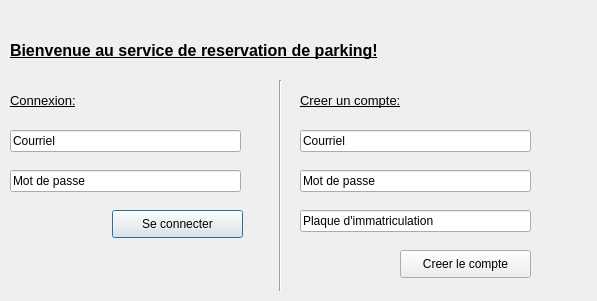
This is test2/login.ui in MaximeCardinal/HackQc as Qt 5 draws it before an edit. The edited form follows.
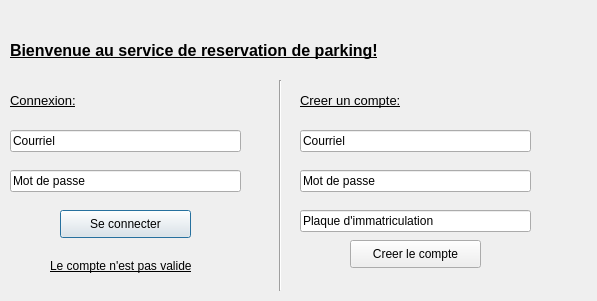
This is the edited form.

Diff of the .ui file:
```diff
--- a/test2/login.ui
+++ b/test2/login.ui
@@ -114,7 +114,7 @@
   <widget class="QPushButton" name="pushButton_SeConnecter">
    <property name="geometry">
     <rect>
-     <x>112</x>
+     <x>60</x>
      <y>210</y>
      <width>131</width>
      <height>28</height>
@@ -199,8 +199,8 @@
   <widget class="QPushButton" name="pushButton_CreerNouvCompte">
    <property name="geometry">
     <rect>
-     <x>400</x>
-     <y>250</y>
+     <x>350</x>
+     <y>240</y>
      <width>131</width>
      <height>28</height>
     </rect>
@@ -214,6 +214,19 @@
     <string>Creer le compte</string>
    </property>
   </widget>
+  <widget class="QLabel" name="label_4">
+   <property name="geometry">
+    <rect>
+     <x>50</x>
+     <y>250</y>
+     <width>151</width>
+     <height>31</height>
+    </rect>
+   </property>
+   <property name="text">
+    <string>Le compte n'est pas valide</string>
+   </property>
+  </widget>
  </widget>
  <resources/>
  <connections/>
```
